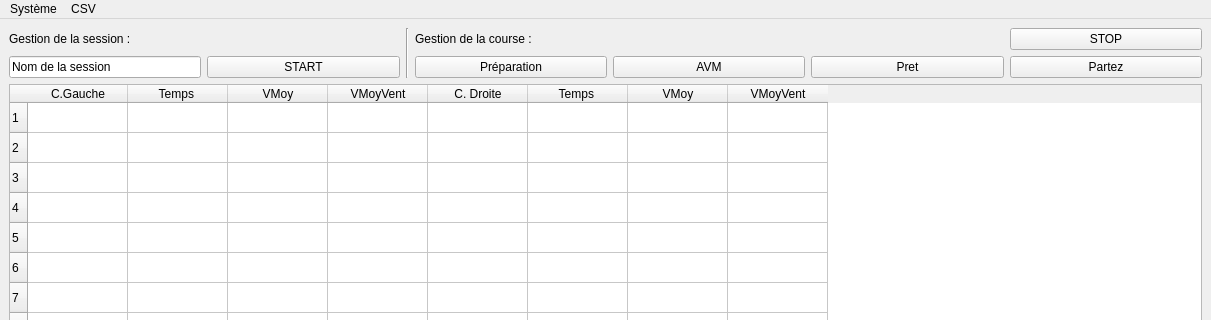
First picture: the form in cihm.ui, repository NatShot/LAB_pmv_IHM, before the edit; both pictures show x 0 to 1211 and y 0 to 320 of the 1211 by 913 pixel window.
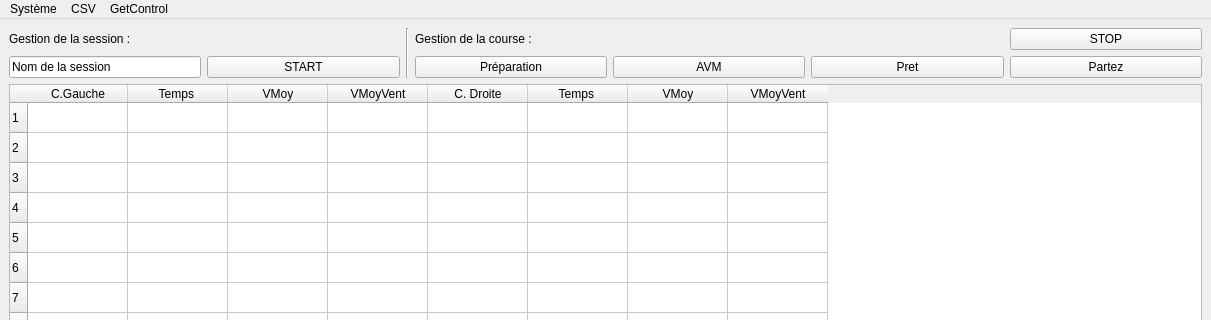
Second picture: the form after the edit.

```diff
--- a/cihm.ui
+++ b/cihm.ui
@@ -1238,8 +1238,15 @@
     <addaction name="actionImport_CSV"/>
     <addaction name="actionExportCSV"/>
    </widget>
+   <widget class="QMenu" name="menuGetControl">
+    <property name="title">
+     <string>GetControl</string>
+    </property>
+    <addaction name="actionGetControl"/>
+   </widget>
    <addaction name="menuSyst_me"/>
    <addaction name="menuCSV"/>
+   <addaction name="menuGetControl"/>
   </widget>
   <widget class="QStatusBar" name="statusbar"/>
   <action name="actionRedemarrage">
```
Left out of the diff: 5 changed lines with no effect on the pictures.
